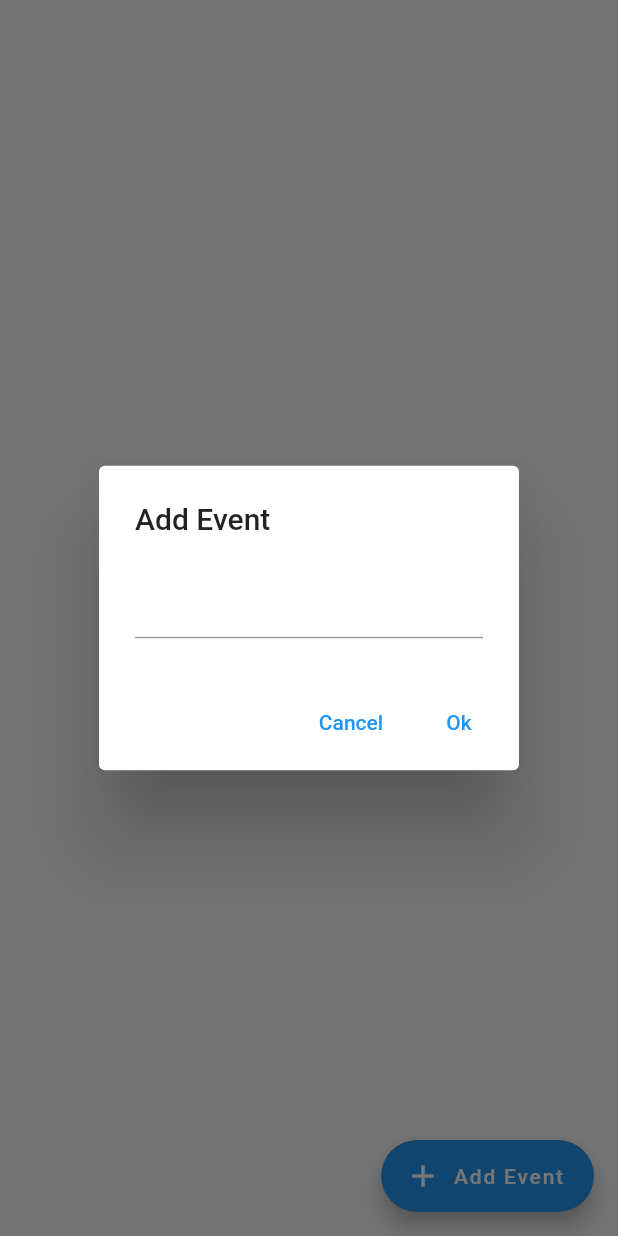
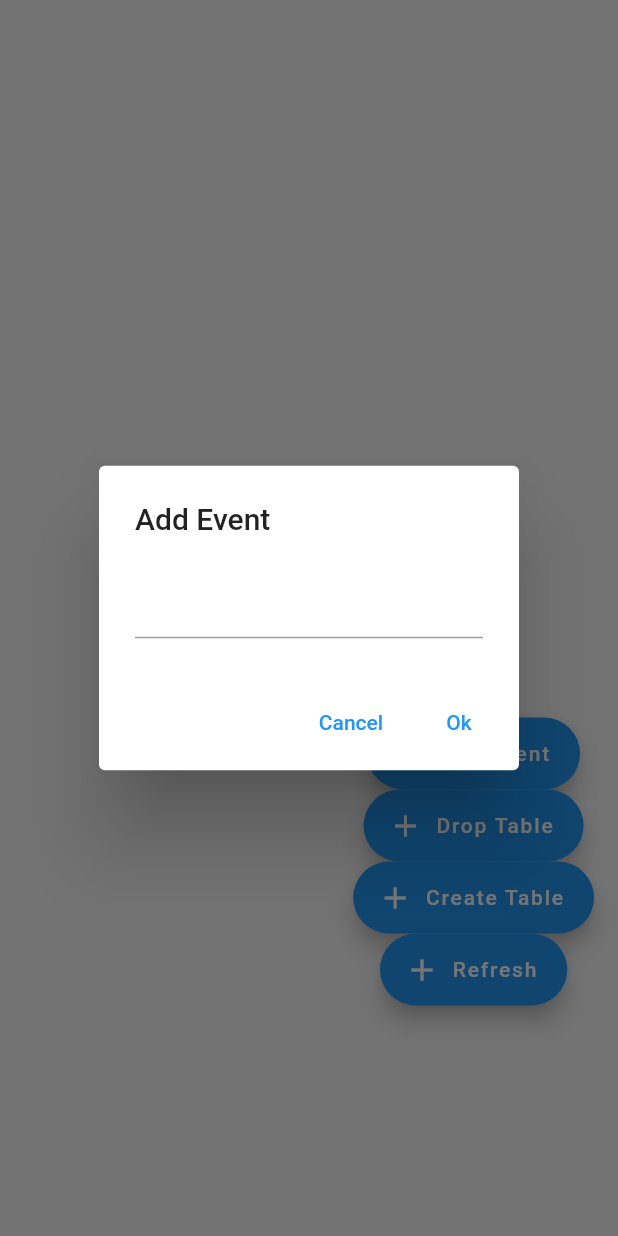
Before and after one commit to richards2058/workout_app, a Flutter app: the dbPage screen opened directly, after a tap on "Add Event", on a phone screen of 412 x 824 dp. Run offline on Flutter 3.47's test engine with Material 2 defaults, Android fonts, the light colour scheme and no system bars; our stand-ins replace sqflite, table_calendar; accounts and stored records are empty.

Commit message:
database kalender

```diff
--- a/lib/db/database_provider.dart
+++ b/lib/db/database_provider.dart
@@ -1,6 +1,7 @@
 import 'package:sqflite/sqflite.dart';
 import 'package:path/path.dart';
 import 'package:workout_app/db/models/dog.dart';
+import 'package:workout_app/db/models/calendarEvent.dart';
 
 class dbHelper{
   static final dbHelper instance = dbHelper._instance();
@@ -30,29 +31,40 @@ class dbHelper{
     print('first table  created');
   }
 
-  Future<List<Dog>> getList() async {
+  Future<List<calendarEvent>> getList() async {
     Database db = await this.db;
-    var dogs = await db.query('dogs', orderBy: 'name');
-    List<Dog> dogList = dogs.isNotEmpty?
-      dogs.map((d) => Dog.fromMap(d)).toList() : [];
 
-    return dogList;
+    var calendarEvents = await db.query('CalendarEvent', orderBy: 'dateTime');
+    List<calendarEvent> calendarEventsList = calendarEvents.isNotEmpty?
+      calendarEvents.map((d) => calendarEvent.fromMap(d)).toList() : [];
+    return calendarEventsList;
   }
 
-  Future<int> add (Dog dog) async {
+  Future<int> add (calendarEvent calendarevent) async {
     Database db = await this.db;
     print('Data Inserted');
-    return await db.insert('dogs', dog.toMap());
+    return await db.insert('CalendarEvent', calendarevent.toMap());
   }
 
   Future<int> remove (int id) async {
     Database db = await this.db;
-    return await db.delete('dogs', where: 'id = ?', whereArgs: [id]);
+    return await db.delete('CalendarEvent', where: 'id = ?', whereArgs: [id]);
   }
 
-  Future<int> updateData (Dog dog) async {
+  Future<int> updateData (calendarEvent calendarevent) async {
     Database db = await this.db;
-    return await db.update('dogs', dog.toMap(), where: 'id = ?', whereArgs: [dog.id] );
+    return await db.rawUpdate(
+        'UPDATE CalendarEvent SET workoutPacket = ? WHERE dateTime = ?',
+        [calendarevent.workoutPacket, calendarevent.dateTime]);
   }
 
+  Future<void> createTable ()async{
+    Database db = await this.db;
+    await db.execute("CREATE TABLE CalendarEvent (id INTEGER PRIMARY KEY AUTOINCREMENT, dateTime TEXT, workoutPacket TEXT)");
+  }
+
+  Future<void> dropTable ()async{
+    Database db = await this.db;
+    await db.execute("DROP TABLE IF EXISTS CalendarEvent");
+  }
 }
--- /dev/null
+++ b/lib/db/models/calendarEvent.dart
@@ -0,0 +1,26 @@
+
+class calendarEvent{
+  final int? id;
+  final String dateTime;
+  final String workoutPacket;
+
+  calendarEvent({
+    this.id,
+    required this.dateTime,
+    required this.workoutPacket
+  });
+
+  Map<String, dynamic> toMap() {
+    return {
+      'id': id,
+      'dateTime' : dateTime,
+      'workoutPacket': workoutPacket,
+    };
+  }
+
+  factory calendarEvent.fromMap(Map<String, dynamic> json) => new calendarEvent(
+      id: json['id'],
+      dateTime: json['dateTime'],
+      workoutPacket: json['workoutPacket'],
+  );
+}
--- a/lib/nav/tab_navigator.dart
+++ b/lib/nav/tab_navigator.dart
@@ -19,7 +19,7 @@ class TabNavigator extends StatelessWidget {
     else if(tabItem == "Calendar")
       child = Calendar();
     else if(tabItem == "Dictionary")
-      child = Dictionary();
+      child = dbPage();
 
     return Navigator(
       key: navigatorKey,
--- a/lib/pages/database.dart
+++ b/lib/pages/database.dart
@@ -1,7 +1,10 @@
+import 'package:flutter/cupertino.dart';
 import 'package:flutter/material.dart';
 import 'package:flutter/services.dart';
 import 'package:workout_app/db/database_provider.dart';
+import 'package:workout_app/db/models/calendarEvent.dart';
 import 'package:workout_app/db/models/dog.dart';
+import 'package:workout_app/db/database_provider.dart';
 
 class dbPage extends StatefulWidget {
   @override
@@ -15,22 +18,22 @@ class _dbPageState extends State<dbPage> {
   @override
   Widget build(BuildContext context) {
     return Scaffold(
-      body: FutureBuilder<List<Dog>>(
+      body: FutureBuilder<List<calendarEvent>>(
         future: dbHelper.instance.getList(),
-        builder: (BuildContext context, AsyncSnapshot<List<Dog>> snapshot){
+        builder: (BuildContext context, AsyncSnapshot<List<calendarEvent>> snapshot){
           if(!snapshot.hasData){
             return Center(child: Text("Loading..."));
           }
           return snapshot.data!.isEmpty?
-              Center(child: Text('No Dogs'),)
+              Center(child: Text('No Event'),)
               : ListView(
-                children: snapshot.data!.map((dog){
+                children: snapshot.data!.map((calendarEvent){
                   return Center(
                     child: ListTile(
-                      title: Text(dog.name),
+                      title: Text("${calendarEvent.id}\n${calendarEvent.dateTime}\n${calendarEvent.workoutPacket}"),
                       onLongPress: (){
                         setState(() {
-                          dbHelper.instance.remove(dog.id!);
+                          dbHelper.instance.remove(calendarEvent.id!);
                         });
                       },
                     ),
@@ -39,7 +42,11 @@ class _dbPageState extends State<dbPage> {
           );
         },
       ),
-      floatingActionButton: FloatingActionButton.extended(
+      floatingActionButton: Container(
+        margin: EdgeInsets.only(top:  MediaQuery.of(context).size.height * 0.6),
+        child: Column(
+          children: [
+            FloatingActionButton.extended(
               onPressed: () => showDialog(
                 context: context,
                 builder: (context) => AlertDialog(
@@ -58,7 +65,8 @@ class _dbPageState extends State<dbPage> {
                         if (_eventController.text.isEmpty) {
                         } else {
                           await dbHelper.instance.add(
-                      Dog(name: _eventController.text, age: 120)
+                            calendarEvent(dateTime: DateTime.now().toString(), workoutPacket: _eventController.text)
+
                           );
                         }
                         Navigator.pop(context);
@@ -66,15 +74,45 @@ class _dbPageState extends State<dbPage> {
                         setState((){});
                         return;
                       },
+                    ),
 
 
-              ),
                   ],
                 ),
               ),
               label: Text("Add Event"),
               icon: Icon(Icons.add),
             ),
+            FloatingActionButton.extended(
+              onPressed: () async{
+                await dbHelper.instance.dropTable();
+                setState(() {
+                });
+              },
+
+              label: Text("Drop Table"),
+              icon: Icon(Icons.add),
+            ),
+            FloatingActionButton.extended(
+              onPressed: () async{
+                await dbHelper.instance.createTable();
+                setState(() {
+                });
+              },
+
+              label: Text("Create Table"),
+              icon: Icon(Icons.add),
+            ),
+            FloatingActionButton.extended(
+              onPressed: () {
+                setState(() {});
+              },
+              label: Text("Refresh"),
+              icon: Icon(Icons.add),
+            ),
+          ],
+        ),
+      ),
     );
   }
 }
--- a/lib/pages/workout.dart
+++ b/lib/pages/workout.dart
@@ -65,8 +65,8 @@ class _WorkoutState extends State<Workout> {
                 ),
               ),
               Container(
-                height: MediaQuery.of(context).size.height * 0.17,
-                padding: EdgeInsets.symmetric(vertical: 20, horizontal: 20),
+                // height: 200,
+                padding: EdgeInsets.symmetric(vertical: 40, horizontal: 20),
                 decoration: BoxDecoration(color: Colors.white, boxShadow: [
                   BoxShadow(
                     color: Color.fromARGB(255, 226, 224, 224).withOpacity(0.5),
```
Also changed, not shown: lib/pages/Calendar.dart (+96 -34 lines), lib/pages/CalendarDetail.dart (added, +32 -0 lines). Lines whose indentation alone changed are shown as unchanged.
